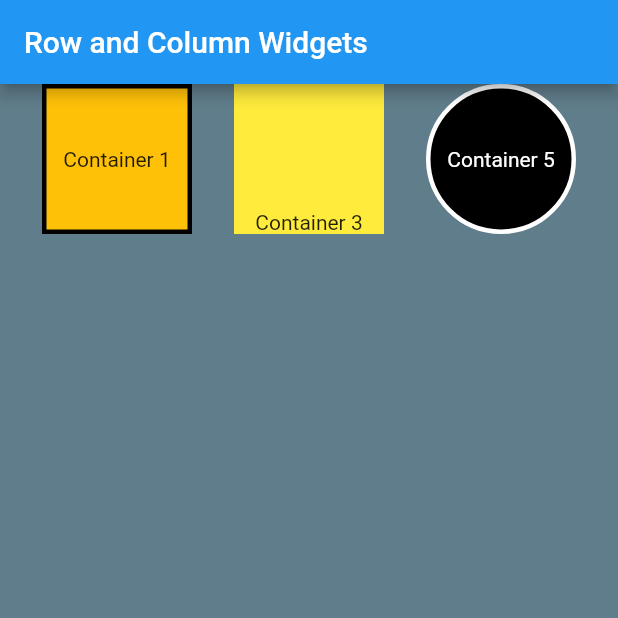
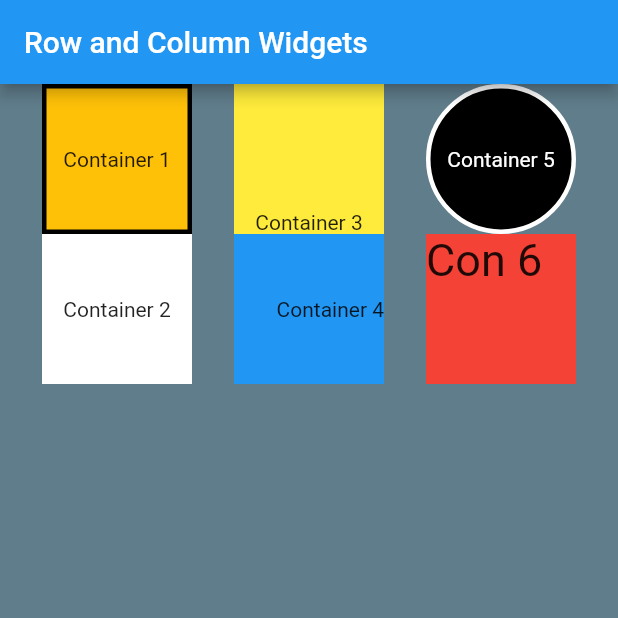
Before and after one commit to CFhub/FlutterApp01_ClarisseFourie, a Flutter app: the screen it shows after launch, on a phone screen of 412 x 824 dp, the top half of it. Run offline on Flutter 3.47's test engine with Material 2 defaults, Android fonts, the phone set to English and light mode, and no system bars.

Commit message:
Added the 3 columns

```diff
--- a/lib/main.dart
+++ b/lib/main.dart
@@ -15,7 +15,115 @@ class MyApp extends StatelessWidget {
         body: Row(
           mainAxisSize: MainAxisSize.max,
           mainAxisAlignment: MainAxisAlignment.spaceEvenly,
-          children: <Widget>[
+          children: [
+            Column(
+              children: [
+                Container(
+                  height: 100,
+                  width: 100,
+                  decoration: BoxDecoration(
+                    color: Colors.amber,
+                    border: Border.all(
+                      color: Colors.black,
+                      width: 3,
+                    ),
+                  ),
+                  child: Center(
+                    child: Text(
+                      'Container 1',
+                      textAlign: TextAlign.center,
+                    ),
+                  ),
+                ),
+                Container(
+                  height: 100,
+                  width: 100,
+                  decoration: BoxDecoration(
+                    color: Colors.white,
+                  ),
+                  child: Center(
+                    child: Text(
+                      'Container 2',
+                      textAlign: TextAlign.center,
+                    ),
+                  ),
+                )
+              ],
+            ),
+            Column(
+              children: [
+                Container(
+                  height: 100,
+                  width: 100,
+                  decoration: BoxDecoration(color: Colors.yellow),
+                  child: Align(
+                    alignment: Alignment.bottomCenter,
+                    child: Text(
+                      'Container 3',
+                    ),
+                  ),
+                ),
+                Container(
+                  height: 100,
+                  width: 100,
+                  decoration: BoxDecoration(color: Colors.blue),
+                  child: Align(
+                    alignment: Alignment.centerRight,
+                    child: Text(
+                      'Container 4',
+                    ),
+                  ),
+                ),
+              ],
+            ),
+            Column(
+              children: [
+                Container(
+                  height: 100,
+                  width: 100,
+                  decoration: BoxDecoration(
+                    shape: BoxShape.circle,
+                    color: Colors.black,
+                    border: Border.all(
+                      color: Colors.white,
+                      width: 3,
+                    ),
+                  ),
+                  child: Center(
+                    child: Text(
+                      'Container 5',
+                      style: TextStyle(
+                        color: Colors.white,
+                      ),
+                    ),
+                  ),
+                ),
+                Container(
+                  height: 100,
+                  width: 100,
+                  decoration: BoxDecoration(
+                    color: Colors.red,
+                  ),
+                  child: Align(
+                    alignment: Alignment.topLeft,
+                    child: Text(
+                      'Con 6',
+                      style: TextStyle(
+                        fontSize: 30,
+                      ),
+                    ),
+                  ),
+                ),
+              ],
+            )
+          ],
+        ),
+      ),
+    );
+  }
+}
+
+/*children: <Widget>[
             Container(
               height: 100,
               width: 100,
@@ -62,9 +170,4 @@ class MyApp extends StatelessWidget {
                 ),
               ),
             )
-          ],
-        ),
-      ),
-    );
-  }
-}
+          ], */
```
